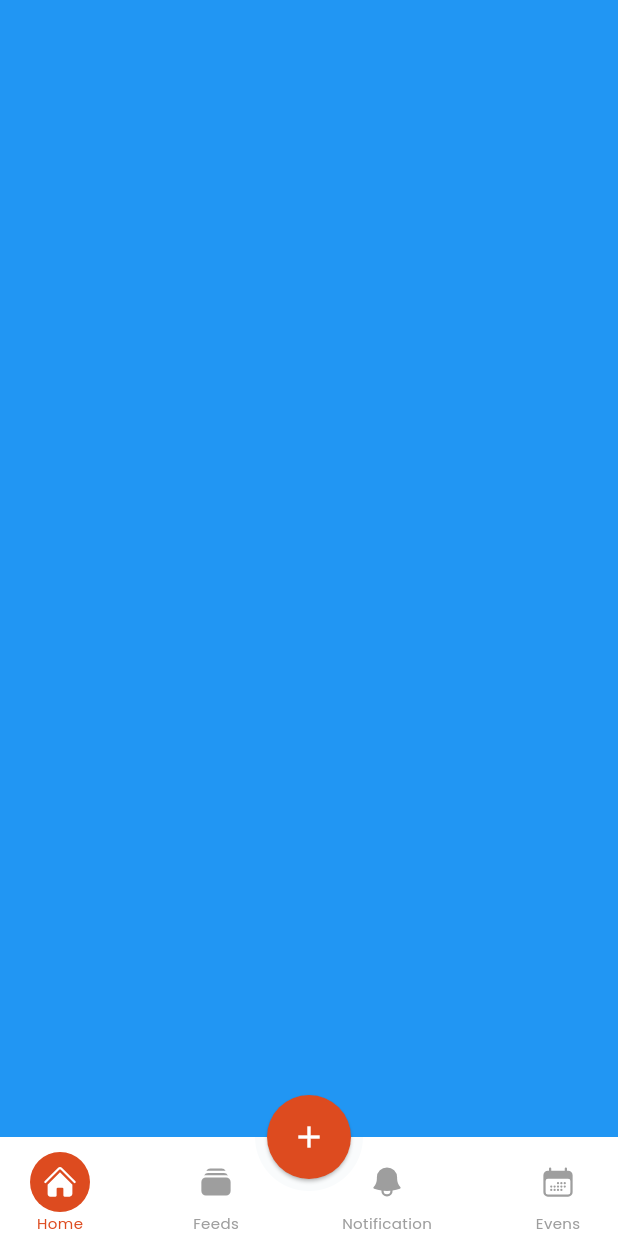
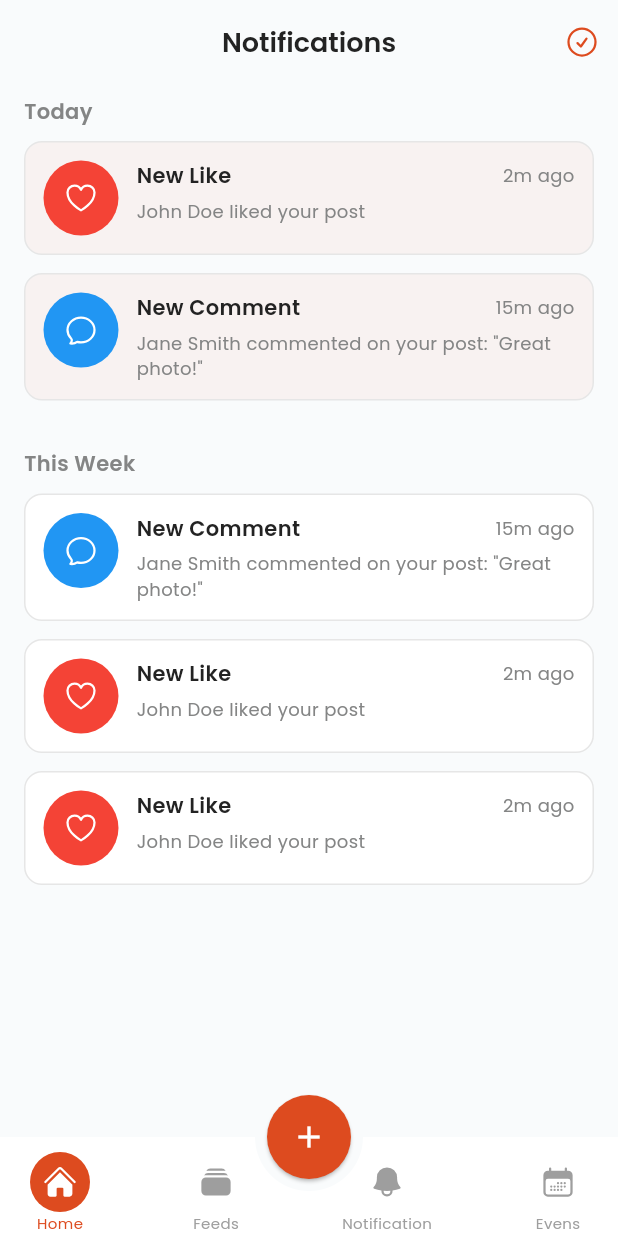
Before and after one commit to DimasSalah/ebony_market_app, a Flutter app: the screen it shows after launch, swiped to page 3, on a phone screen of 412 x 824 dp. Run offline on Flutter 3.47's test engine with Material 3 defaults, Android fonts, the phone set to English and light mode, and no system bars; our stand-ins replace carousel_slider, connectivity_plus, flutter_map, flutter_spinkit, gap, get and 5 more; network calls fail.

Commit message:
feat: implement notifications module with dynamic UI and interaction

```diff
--- a/lib/app/modules/bottombar/bindings/bottombar_binding.dart
+++ b/lib/app/modules/bottombar/bindings/bottombar_binding.dart
@@ -3,6 +3,7 @@ import 'package:get/get.dart';
 import '../../events/controllers/events_controller.dart';
 import '../../feeds/controllers/feeds_controller.dart';
 import '../../home/controllers/home_controller.dart';
+import '../../notification/controllers/notification_controller.dart';
 import '../controllers/bottombar_controller.dart';
 
 class BottombarBinding extends Bindings {
@@ -20,5 +21,8 @@ class BottombarBinding extends Bindings {
     Get.lazyPut<EventsController>(
       () => EventsController(),
     );
+    Get.lazyPut<NotificationController>(
+      () => NotificationController(),
+    );
   }
 }
--- a/lib/app/modules/bottombar/views/bottombar_view.dart
+++ b/lib/app/modules/bottombar/views/bottombar_view.dart
@@ -7,6 +7,7 @@ import 'package:heroicons/heroicons.dart';
 import '../../events/views/events_view.dart';
 import '../../feeds/views/feeds_view.dart';
 import '../../home/views/home_view.dart';
+import '../../notification/views/notification_view.dart';
 import '../controllers/bottombar_controller.dart';
 
 class BottombarView extends GetView<BottombarController> {
@@ -19,9 +20,7 @@ class BottombarView extends GetView<BottombarController> {
         children: [
           HomeView(),
           FeedsView(),
-          Container(
-            color: Colors.blue,
-          ),
+          NotificationView(),
           EventsView(),
         ],
       ),
--- /dev/null
+++ b/lib/app/modules/notification/bindings/notification_binding.dart
@@ -0,0 +1,12 @@
+import 'package:get/get.dart';
+
+import '../controllers/notification_controller.dart';
+
+class NotificationBinding extends Bindings {
+  @override
+  void dependencies() {
+    Get.lazyPut<NotificationController>(
+      () => NotificationController(),
+    );
+  }
+}
--- /dev/null
+++ b/lib/app/modules/notification/controllers/notification_controller.dart
@@ -0,0 +1,87 @@
+import 'package:get/get.dart';
+
+import '../models/notification_model.dart';
+
+class NotificationController extends GetxController {
+  //TODO: Implement NotificationController
+
+  final count = 0.obs;
+  final RxList<NotificationModel> todayNotifications =
+      <NotificationModel>[].obs;
+  final RxList<NotificationModel> weekNotifications = <NotificationModel>[].obs;
+
+  @override
+  void onInit() {
+    super.onInit();
+    // Add dummy data
+    todayNotifications.addAll([
+      NotificationModel(
+        title: 'New Like',
+        message: 'John Doe liked your post',
+        time: '2m ago',
+        type: NotificationType.like,
+      ),
+      NotificationModel(
+        title: 'New Comment',
+        message: 'Jane Smith commented on your post: "Great photo!"',
+        time: '15m ago',
+        type: NotificationType.comment,
+      ),
+      // NotificationModel(
+      //   title: 'Upcoming Event',
+      //   message: 'Don\'t miss the Coldplay Concert tomorrow!',
+      //   time: '1h ago',
+      //   type: NotificationType.event,
+      // ),
+    ]);
+
+    weekNotifications.addAll([
+      NotificationModel(
+        title: 'New Comment',
+        message: 'Jane Smith commented on your post: "Great photo!"',
+        time: '15m ago',
+        type: NotificationType.comment,
+        isRead: true,
+      ),
+      // NotificationModel(
+      //   title: 'Event Reminder',
+      //   message: 'The art exhibition starts in 3 days',
+      //   time: '3d ago',
+      //   type: NotificationType.event,
+      //   isRead: true,
+      // ),
+      NotificationModel(
+        title: 'New Like',
+        message: 'John Doe liked your post',
+        time: '2m ago',
+        type: NotificationType.like,
+        isRead: true,
+      ),
+      NotificationModel(
+        title: 'New Like',
+        message: 'John Doe liked your post',
+        time: '2m ago',
+        type: NotificationType.like,
+        isRead: true,
+      ),
+    ]);
+  }
+
+  @override
+  void onReady() {
+    super.onReady();
+  }
+
+  @override
+  void onClose() {
+    super.onClose();
+  }
+
+  void increment() => count.value++;
+
+  void markAllAsRead() {
+    for (var notification in [...todayNotifications, ...weekNotifications]) {
+      notification.isRead.value = true;
+    }
+  }
+}
--- /dev/null
+++ b/lib/app/modules/notification/models/notification_model.dart
@@ -0,0 +1,19 @@
+import 'package:get/get.dart';
+
+enum NotificationType { like, comment, event, follow }
+
+class NotificationModel {
+  final String title;
+  final String message;
+  final String time;
+  final NotificationType type;
+  final RxBool isRead;
+
+  NotificationModel({
+    required this.title,
+    required this.message,
+    required this.time,
+    required this.type,
+    bool isRead = false,
+  }) : isRead = isRead.obs;
+}
--- /dev/null
+++ b/lib/app/modules/notification/views/notification_view.dart
@@ -0,0 +1,219 @@
+import 'package:ebony_market_app/app/core/utils/extension/sizedbox_extension.dart';
+import 'package:flutter/material.dart';
+
+import 'package:get/get.dart';
+import 'package:heroicons/heroicons.dart';
+
+import '../../../core/constant/constant.dart';
+import '../controllers/notification_controller.dart';
+import '../models/notification_model.dart';
+
+class NotificationView extends GetView<NotificationController> {
+  const NotificationView({super.key});
+
+  @override
+  Widget build(BuildContext context) {
+    return Scaffold(
+      appBar: AppBar(
+        backgroundColor: GColors.backgroundColor,
+        title: Text(
+          'Notifications',
+          style: Poppins.semiBold.copyWith(fontSize: 18),
+        ),
+        centerTitle: true,
+        actions: [
+          IconButton(
+            onPressed: () {
+              // Handle mark all as read
+              controller.markAllAsRead();
+            },
+            icon: HeroIcon(
+              HeroIcons.checkCircle,
+              color: GColors.primary,
+            ),
+          ),
+        ],
+      ),
+      body: SingleChildScrollView(
+        child: Padding(
+          padding: EdgeInsets.symmetric(horizontal: 16, vertical: 8),
+          child: Column(
+            crossAxisAlignment: CrossAxisAlignment.start,
+            children: [
+              Text(
+                'Today',
+                style: Poppins.semiBold.copyWith(
+                  fontSize: Tz.medium,
+                  color: GColors.textSecondary,
+                ),
+              ),
+              10.s,
+              // Today's Notifications
+              ListView.builder(
+                shrinkWrap: true,
+                physics: NeverScrollableScrollPhysics(),
+                itemCount: controller.todayNotifications.length,
+                itemBuilder: (context, index) {
+                  final notification = controller.todayNotifications[index];
+                  return _buildNotificationItem(notification);
+                },
+              ),
+              20.s,
+              Text(
+                'This Week',
+                style: Poppins.semiBold.copyWith(
+                  fontSize: Tz.medium,
+                  color: GColors.textSecondary,
+                ),
+              ),
+              10.s,
+              // This Week's Notifications
+              ListView.builder(
+                shrinkWrap: true,
+                physics: NeverScrollableScrollPhysics(),
+                itemCount: controller.weekNotifications.length,
+                itemBuilder: (context, index) {
+                  final notification = controller.weekNotifications[index];
+                  return _buildNotificationItem(notification);
+                },
+              ),
+            ],
+          ),
+        ),
+      ),
+    );
+  }
+
+  Widget _buildNotificationItem(NotificationModel notification) {
+    return Obx(() => Container(
+          margin: EdgeInsets.only(bottom: 12),
+          padding: EdgeInsets.all(12),
+          decoration: BoxDecoration(
+            color: notification.isRead.value
+                ? Colors.white
+                : GColors.primary.withValues(alpha: 0.05),
+            borderRadius: BorderRadius.circular(12),
+            border: Border.all(
+              color: GColors.borderSecondary,
+              width: 1,
+            ),
+          ),
+          child: Row(
+            crossAxisAlignment: CrossAxisAlignment.start,
+            children: [
+              // User Avatar or Icon
+              Container(
+                width: 50,
+                height: 50,
+                decoration: BoxDecoration(
+                  shape: BoxShape.circle,
+                  color: _getNotificationColor(notification.type),
+                ),
+                child: Center(
+                  child: HeroIcon(
+                    _getNotificationIcon(notification.type),
+                    color: Colors.white,
+                  ),
+                ),
+              ),
+              12.s,
+              // Notification Content
+              Expanded(
+                child: Column(
+                  crossAxisAlignment: CrossAxisAlignment.start,
+                  children: [
+                    Row(
+                      mainAxisAlignment: MainAxisAlignment.spaceBetween,
+                      children: [
+                        Expanded(
+                          child: Text(
+                            notification.title,
+                            style: Poppins.semiBold.copyWith(
+                              fontSize: Tz.medium,
+                            ),
+                            maxLines: 1,
+                            overflow: TextOverflow.ellipsis,
+                          ),
+                        ),
+                        Text(
+                          notification.time,
+                          style: Poppins.regular.copyWith(
+                            fontSize: Tz.small,
+                            color: GColors.textSecondary,
+                          ),
+                        ),
+                      ],
+                    ),
+                    5.s,
+                    Text(
+                      notification.message,
+                      style: Poppins.regular.copyWith(
+                        fontSize: Tz.small,
+                        color: GColors.textSecondary,
+                      ),
+                      maxLines: 2,
+                      overflow: TextOverflow.ellipsis,
+                    ),
+                    if (notification.type == NotificationType.event)
+                      Padding(
+                        padding: EdgeInsets.only(top: 8),
+                        child: Row(
+                          children: [
+                            Container(
+                              padding: EdgeInsets.symmetric(
+                                horizontal: 12,
+                                vertical: 6,
+                              ),
+                              decoration: BoxDecoration(
+                                color: GColors.primary,
+                                borderRadius: BorderRadius.circular(20),
+                              ),
+                              child: Text(
+                                'View Event',
+                                style: Poppins.medium.copyWith(
+                                  fontSize: Tz.small,
+                                  color: Colors.white,
+                                ),
+                              ),
+                            ),
+                          ],
+                        ),
+                      ),
+                  ],
+                ),
+              ),
+            ],
+          ),
+        ));
+  }
+
+  Color _getNotificationColor(NotificationType type) {
+    switch (type) {
+      case NotificationType.like:
+        return Colors.red;
+      case NotificationType.comment:
+        return Colors.blue;
+      case NotificationType.event:
+        return Colors.orange;
+      case NotificationType.follow:
+        return Colors.purple;
+      default:
+        return GColors.primary;
+    }
+  }
+
+  HeroIcons _getNotificationIcon(NotificationType type) {
+    switch (type) {
+      case NotificationType.like:
+        return HeroIcons.heart;
+      case NotificationType.comment:
+        return HeroIcons.chatBubbleOvalLeft;
+      case NotificationType.event:
+        return HeroIcons.calendar;
+      case NotificationType.follow:
+        return HeroIcons.userPlus;
+      default:
+        return HeroIcons.bell;
+    }
+  }
+}
--- a/lib/app/routes/app_pages.dart
+++ b/lib/app/routes/app_pages.dart
@@ -9,6 +9,8 @@ import '../modules/feeds/bindings/feeds_binding.dart';
 import '../modules/feeds/views/feeds_view.dart';
 import '../modules/home/bindings/home_binding.dart';
 import '../modules/home/views/home_view.dart';
+import '../modules/notification/bindings/notification_binding.dart';
+import '../modules/notification/views/notification_view.dart';
 import '../modules/search/bindings/search_binding.dart';
 import '../modules/search/views/search_view.dart';
 
@@ -50,5 +52,10 @@ class AppPages {
       page: () => const FeedsView(),
       binding: FeedsBinding(),
     ),
+    GetPage(
+      name: _Paths.NOTIFICATION,
+      page: () => const NotificationView(),
+      binding: NotificationBinding(),
+    ),
   ];
 }
--- a/lib/app/routes/app_routes.dart
+++ b/lib/app/routes/app_routes.dart
@@ -9,6 +9,7 @@ abstract class Routes {
   static const EVENTS = _Paths.EVENTS;
   static const EVENT_DETAILS = _Paths.EVENT_DETAILS;
   static const FEEDS = _Paths.FEEDS;
+  static const NOTIFICATION = _Paths.NOTIFICATION;
 }
 
 abstract class _Paths {
@@ -19,4 +20,5 @@ abstract class _Paths {
   static const EVENTS = '/events';
   static const EVENT_DETAILS = '/events/event-details';
   static const FEEDS = '/feeds';
+  static const NOTIFICATION = '/notification';
 }
```
